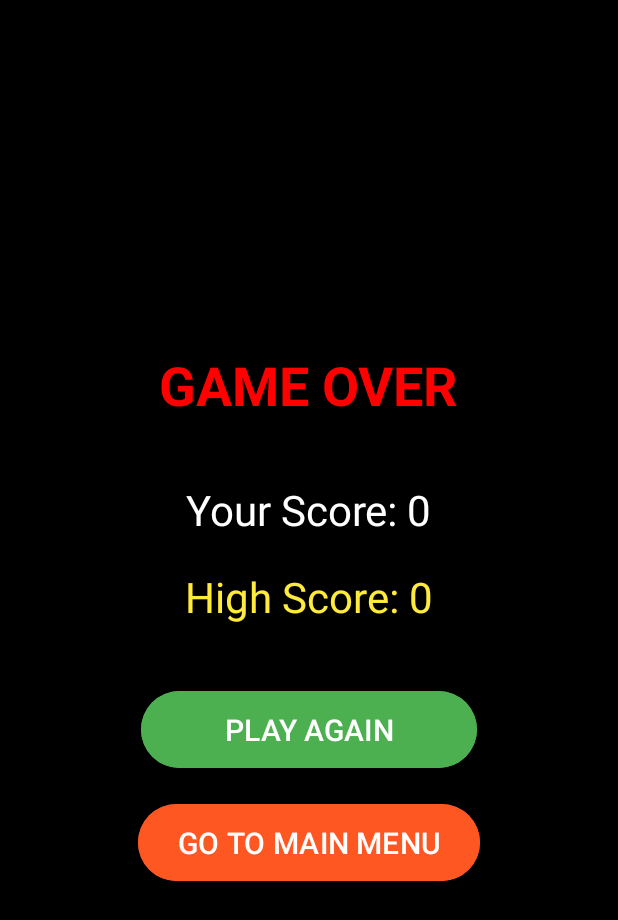
After one commit to FeyzaKaraoglu/App_pet, an Android app: the ScoreActivity screen opened directly, with no data from a screen before it, on a phone screen of 412 x 824 dp. The commit adds this screen. Shown: the top 920 px of the screen. Run offline under Robolectric (Android 15) with nearby library versions, the phone set to English and light mode, and no system bars.

Commit message:
game added

```diff
--- /dev/null
+++ b/app/src/main/java/com/example/myapplication/ScoreActivity.java
@@ -0,0 +1,70 @@
+package com.example.myapplication;
+
+import android.content.Context;
+import android.content.Intent;
+import android.content.SharedPreferences;
+import android.os.Bundle;
+import android.widget.Button;
+import android.widget.TextView;
+
+import androidx.appcompat.app.AppCompatActivity;
+
+public class ScoreActivity extends AppCompatActivity {
+
+    private TextView scoreText;
+    private TextView highScoreText;
+    private Button retryButton;
+    private Button mainMenuButton;
+
+    @Override
+    protected void onCreate(Bundle savedInstanceState) {
+        super.onCreate(savedInstanceState);
+        setContentView(R.layout.score_activity);
+
+        scoreText = findViewById(R.id.scoreText);
+        highScoreText = findViewById(R.id.highScoreText);
+        retryButton = findViewById(R.id.retryButton);
+        mainMenuButton = findViewById(R.id.retryButton2); // XML'de retryButton2 olarak tanımlanmış
+
+        int score = getIntent().getIntExtra("score", 0);
+
+        // High score'u kaydetmek için SharedPreferences kullan
+        SharedPreferences prefs = getSharedPreferences("game_prefs", Context.MODE_PRIVATE);
+        int highScore = prefs.getInt("high_score", 0);
+
+        if (score > highScore) {
+            highScore = score;
+            SharedPreferences.Editor editor = prefs.edit();
+            editor.putInt("high_score", highScore);
+            editor.apply();
+        }
+
+        // TextView'lere skorları yazdır
+        scoreText.setText("Your Score: " + score);
+        highScoreText.setText("High Score: " + highScore);
+
+        // Retry butonu: yeniden oyunu başlat
+        retryButton.setOnClickListener(v -> {
+            try {
+                Intent intent = new Intent(ScoreActivity.this, MiniGameActivity.class);
+                startActivity(intent);
+                finish();
+            } catch (Exception e) {
+                e.printStackTrace();
+            }
+        });
+
+        // Main Menu butonu: Ana menüye dön
+        mainMenuButton.setOnClickListener(v -> {
+            try {
+                Intent intent = new Intent(ScoreActivity.this, MainActivity.class);
+                // Tüm activity stack'i temizle ve ana menüye dön
+                intent.setFlags(Intent.FLAG_ACTIVITY_CLEAR_TOP | Intent.FLAG_ACTIVITY_NEW_TASK);
+                startActivity(intent);
+                finish();
+            } catch (Exception e) {
+                e.printStackTrace();
+            }
+        });
+    }
+}
--- a/app/src/main/res/layout/activity_main.xml
+++ b/app/src/main/res/layout/activity_main.xml
@@ -226,7 +226,7 @@
             android:layout_width="200dp"
             android:layout_height="wrap_content"
             android:backgroundTint="#FF9800"
-            android:enabled="false"
+            android:enabled="true"
             android:text="Game"
             android:textColor="@android:color/white"
             android:textSize="16sp"
--- /dev/null
+++ b/app/src/main/res/layout/score_activity.xml
@@ -0,0 +1,58 @@
+<?xml version="1.0" encoding="utf-8"?>
+<LinearLayout xmlns:android="http://schemas.android.com/apk/res/android"
+    android:layout_width="match_parent"
+    android:layout_height="match_parent"
+    android:orientation="vertical"
+    android:gravity="center"
+    android:background="#000000"
+    android:padding="24dp">
+
+    <TextView
+        android:layout_width="wrap_content"
+        android:layout_height="wrap_content"
+        android:text="GAME OVER"
+        android:textSize="36sp"
+        android:textColor="#FF0000"
+        android:textStyle="bold"
+        android:layout_marginBottom="40dp" />
+
+    <TextView
+        android:id="@+id/scoreText"
+        android:layout_width="wrap_content"
+        android:layout_height="wrap_content"
+        android:text="Your Score: 0"
+        android:textSize="28sp"
+        android:textColor="#FFFFFF"
+        android:layout_marginBottom="20dp" />
+
+    <TextView
+        android:id="@+id/highScoreText"
+        android:layout_width="wrap_content"
+        android:layout_height="wrap_content"
+        android:text="High Score: 0"
+        android:textSize="28sp"
+        android:textColor="#FFEB3B"
+        android:layout_marginBottom="40dp" />
+
+    <Button
+        android:id="@+id/retryButton"
+        android:layout_width="224dp"
+        android:layout_height="wrap_content"
+        android:backgroundTint="#4CAF50"
+        android:padding="12dp"
+        android:text="PLAY AGAIN"
+        android:textColor="#FFFFFF"
+        android:textSize="20sp"
+        android:layout_marginBottom="16dp" />
+
+    <Button
+        android:id="@+id/retryButton2"
+        android:layout_width="228dp"
+        android:layout_height="wrap_content"
+        android:backgroundTint="#FF5722"
+        android:padding="12dp"
+        android:text="GO TO MAIN MENU"
+        android:textColor="#FFFFFF"
+        android:textSize="20sp" />
+
+</LinearLayout>
```
Also changed, not shown: app/src/main/AndroidManifest.xml (+20 -2 lines), app/src/main/java/com/example/myapplication/GameView.java (added, +318 -0 lines), app/src/main/java/com/example/myapplication/MainActivity.java (+4 -50 lines), app/src/main/java/com/example/myapplication/MiniGameActivity.java (added, +94 -0 lines), app/src/main/res/drawable/asteroid.png (added), app/src/main/res/drawable/booster.png (added), app/src/main/res/drawable/rocket.png (added), app/src/main/res/drawable/star.PNG (added), 1 other file.
